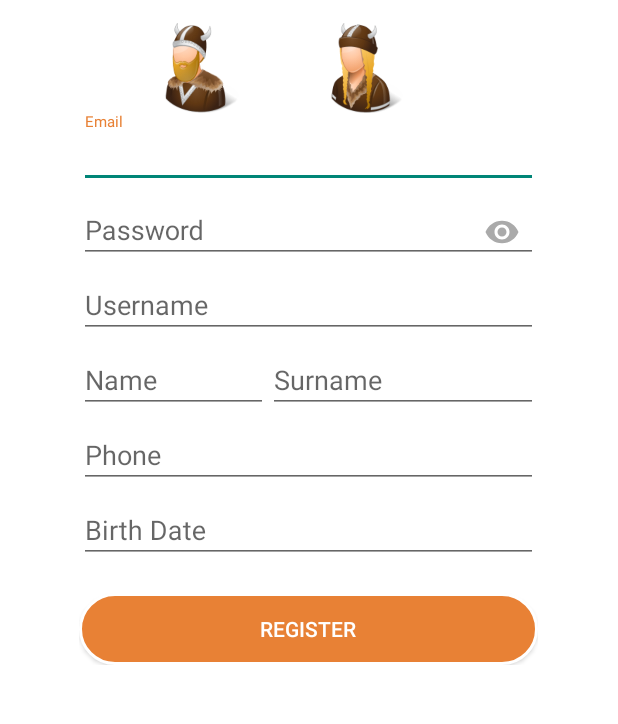
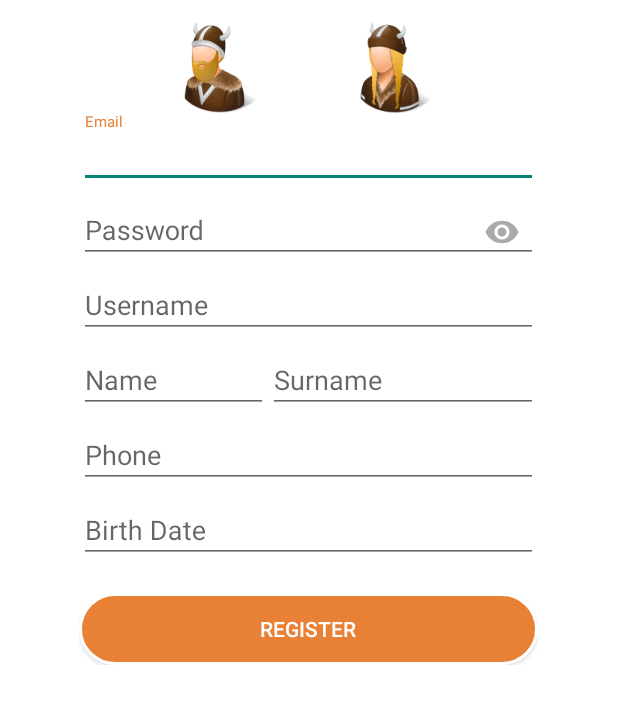
Before and after one commit to AndroidPinbook/androidTeam, an Android app: the RegisterPageActivity screen opened directly, with no data from a screen before it, on a phone screen of 412 x 824 dp, the part 88-812 px from its top. Run offline under Robolectric (Android 15) with nearby library versions, the phone set to English and light mode, and no system bars; our stand-ins replace Firebase (no records; nobody signed in at launch, a user with empty details on screens opened directly); libraries missing offline, so code that uses them is left out: com.google.i18n.phonenumbers; Roboto replaces fonts that are not available here.

Commit message:
a basic commit

```diff
--- a/app/build.gradle
+++ b/app/build.gradle
@@ -69,4 +69,5 @@ dependencies {
 
 
 
+
 apply plugin: 'com.google.gms.google-services'
--- a/app/src/main/java/uur/com/pinbook/Activities/EmailVerifyPageActivity.java
+++ b/app/src/main/java/uur/com/pinbook/Activities/EmailVerifyPageActivity.java
@@ -91,7 +91,7 @@ public class EmailVerifyPageActivity extends AppCompatActivity implements View.O
                 if(user.isEmailVerified()){
                     Log.i("verified: ", "yes");
                     finish();
-                    startActivity(new Intent(EmailVerifyPageActivity.this, ProfilePageActivity.class));
+                    startActivity(new Intent(EmailVerifyPageActivity.this, PinThrowActivity.class));
                 }else{
                     Log.i("!verified: ", "no");
                     Toast.makeText(getApplicationContext(),
--- a/app/src/main/java/uur/com/pinbook/Activities/ProfilePhotoActivity.java
+++ b/app/src/main/java/uur/com/pinbook/Activities/ProfilePhotoActivity.java
@@ -400,6 +400,6 @@ public class ProfilePhotoActivity extends AppCompatActivity implements View.OnCl
     @Override
     public void onBackPressed() {
 
-
+        Toast.makeText(this, "Please Continue Email Verification", Toast.LENGTH_SHORT).show();
     }
 }
--- a/app/src/main/res/layout/activity_login_page.xml
+++ b/app/src/main/res/layout/activity_login_page.xml
@@ -41,8 +41,7 @@
 
             <ImageView
                 android:layout_width="match_parent"
-                android:layout_height="match_parent"
-                android:src="@drawable/earth_logo"/>
+                android:layout_height="match_parent"/>
 
         </LinearLayout>
 
--- a/app/src/main/res/layout/activity_register_page.xml
+++ b/app/src/main/res/layout/activity_register_page.xml
@@ -49,22 +49,50 @@
             android:layout_height="60dp"
             android:layout_below="@+id/toolbarLayout"
             android:orientation="horizontal"
-            android:layout_marginTop="15dp">
+            android:layout_centerHorizontal="true"
+            android:layout_marginTop="15dp"
+            android:weightSum="6"
+            android:gravity="center">
+
+
+
+
+
+            <LinearLayout
+                android:layout_width="0dp"
+                android:layout_height="match_parent"
+                android:layout_weight="1">
 
                 <ImageView
                     android:id="@+id/maleImageView"
-                android:layout_width="190dp"
+                    android:layout_width="match_parent"
                     android:layout_height="match_parent"
-                android:paddingLeft="80dp"
-                android:src="@drawable/batman_icon" />
+                    android:src="@drawable/batman_icon"/>
 
+            </LinearLayout>
+
+            <LinearLayout
+                android:layout_width="0dp"
+                android:layout_height="match_parent"
+                android:layout_weight="0.7">
+
+            </LinearLayout>
+
+            <LinearLayout
+                android:layout_width="0dp"
+                android:layout_height="match_parent"
+                android:layout_weight="1">
 
                 <ImageView
                     android:id="@+id/femaleImageView"
-                android:layout_width="190dp"
+                    android:layout_width="match_parent"
                     android:layout_height="match_parent"
-                android:paddingRight="80dp"
-                android:src="@drawable/wonder_woman_icon" />
+                    android:src="@drawable/wonder_woman_icon"/>
+
+            </LinearLayout>
+
+
+
         </LinearLayout>
 
         <android.support.design.widget.TextInputLayout
--- a/app/src/main/res/values/strings.xml
+++ b/app/src/main/res/values/strings.xml
@@ -44,4 +44,5 @@
     <string name="forgotPassword"><u>Forget Password?</u></string>
     <string name="resetYourPassword">Reset Your Password</string>
     <string name="changePassword">Enter your email address below, and we will send instructions for settings a new one</string>
+    <string name="title_activity_pin_throw">Map</string>
 </resources>
```
Also changed, not shown: app/src/debug/res/values/google_maps_api.xml (added, +24 -0 lines), app/src/main/AndroidManifest.xml (+20 -7 lines), app/src/main/java/uur/com/pinbook/Activities/EnterPageActivity.java (+11 -0 lines), app/src/main/java/uur/com/pinbook/Activities/LoginPageActivity.java (+28 -23 lines), app/src/main/java/uur/com/pinbook/Activities/PinThrowActivity.java (added, +48 -0 lines), app/src/main/java/uur/com/pinbook/Activities/RegisterPageActivity.java (+6 -53 lines), app/src/main/java/uur/com/pinbook/Controller/DataFormatAdapter.java (added, +42 -0 lines), app/src/main/java/uur/com/pinbook/Controller/ValidationAdapter.java (added, +14 -0 lines), app/src/main/res/layout/activity_email_verify_page.xml (+5 -4 lines), app/src/main/res/layout/activity_pin_throw.xml (added, +31 -0 lines), app/src/main/res/layout/activity_profile_photo.xml (+21 -2 lines), app/src/main/res/layout/layout_forget_password.xml (+5 -4 lines), 1 other file. Lines whose indentation alone changed are shown as unchanged.
